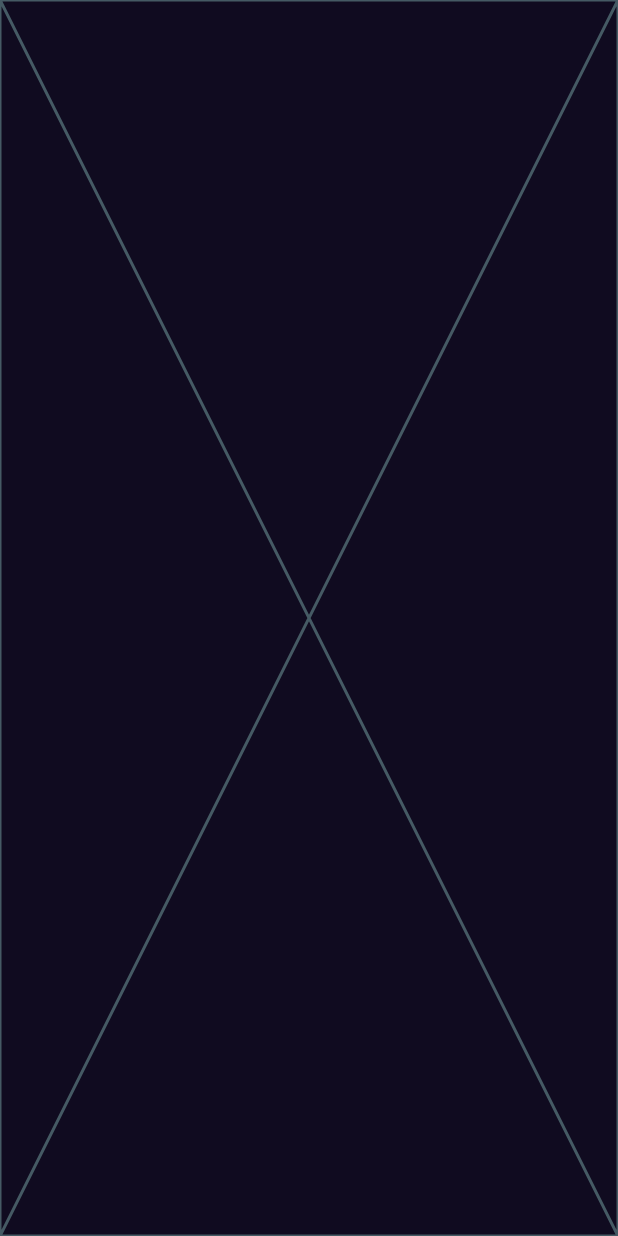
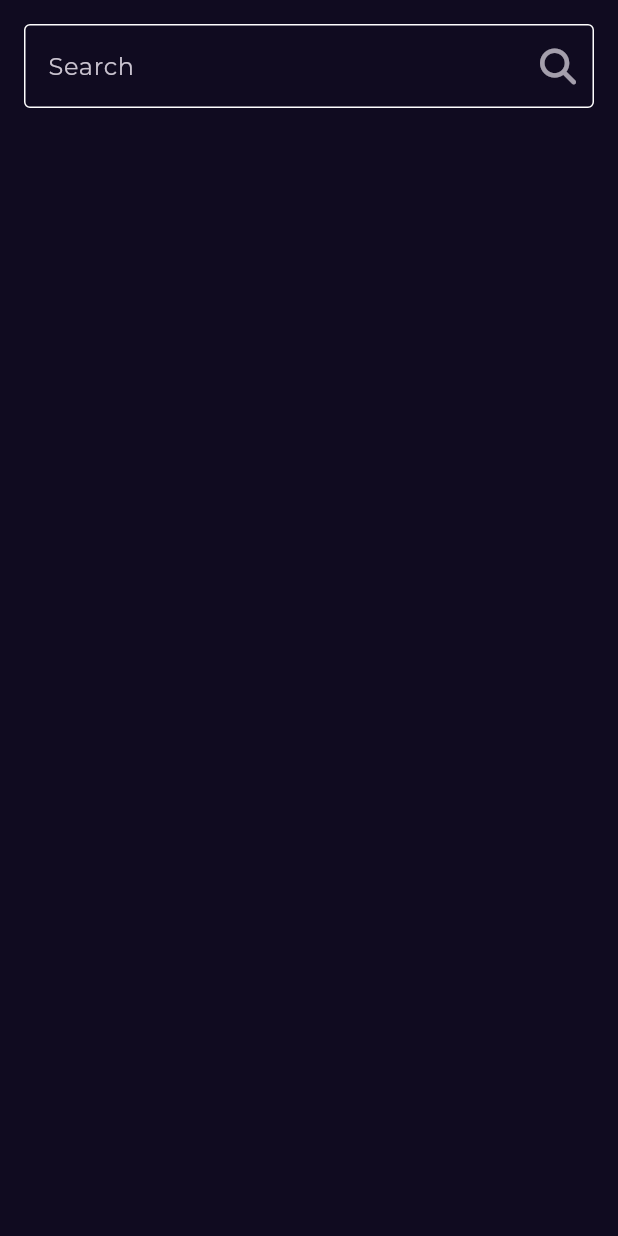
Before and after one commit to YoussefHabib97/bookly_app, a Flutter app: the SearchView screen opened by its route, on a phone screen of 412 x 824 dp. Run offline on Flutter 3.47's test engine with Material 3 defaults, Android fonts, the phone set to English and light mode, and no system bars; our stand-ins replace font_awesome_flutter, go_router, google_fonts.

Commit message:
Created custom search text field

```diff
--- a/lib/features/search/presentation/views/widgets/search_view_body.dart
+++ b/lib/features/search/presentation/views/widgets/search_view_body.dart
@@ -1,10 +1,46 @@
 import 'package:flutter/material.dart';
+import 'package:font_awesome_flutter/font_awesome_flutter.dart';
 
 class SearchViewBody extends StatelessWidget {
   const SearchViewBody({super.key});
 
   @override
   Widget build(BuildContext context) {
-    return const Placeholder();
+    return const Column(
+      children: [
+        CustomSearchTextField(),
+      ],
+    );
   }
 }
+
+class CustomSearchTextField extends StatelessWidget {
+  const CustomSearchTextField({super.key});
+
+  @override
+  Widget build(BuildContext context) {
+    return Padding(
+      padding: const EdgeInsets.all(16),
+      child: TextField(
+        decoration: InputDecoration(
+          label: const Text("Search"),
+          enabledBorder: buildOutlineInputBorder(),
+          focusedBorder: buildOutlineInputBorder(),
+          suffixIcon: IconButton(
+            onPressed: () {},
+            icon: const Opacity(
+              opacity: 0.8,
+              child: Icon(FontAwesomeIcons.magnifyingGlass),
+            ),
+          ),
+        ),
+      ),
+    );
+  }
+
+  OutlineInputBorder buildOutlineInputBorder() {
+    return const OutlineInputBorder(
+      borderSide: BorderSide(color: Colors.white),
+    );
+  }
+}
```
